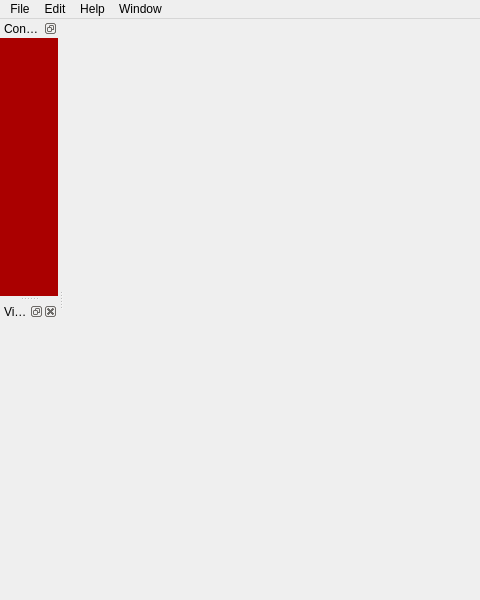
cowsed/PGACAD, file mainwindow.ui: the form before one commit; both pictures show x 0 to 480 and y 0 to 600 of the 800 by 600 pixel window.
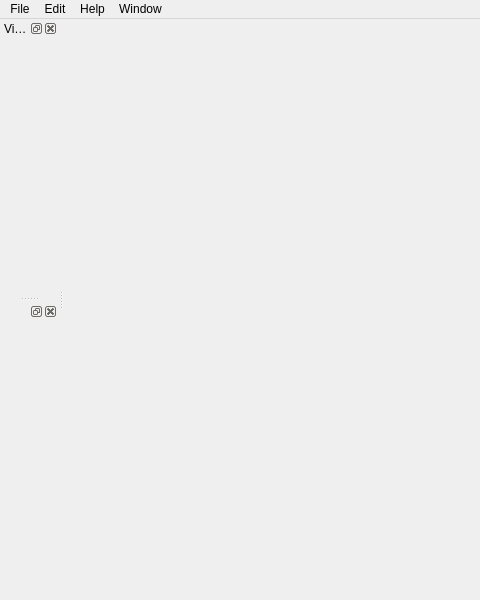
The form after the commit. Custom widgets are drawn as their Qt base class.

Commit message: Console ui exists now and yells that there's no commands supported yet

Diff of the .ui file:
```diff
--- a/mainwindow.ui
+++ b/mainwindow.ui
@@ -68,40 +68,6 @@
     <bool>false</bool>
    </property>
   </widget>
-  <widget class="QDockWidget" name="consoleDock">
-   <property name="sizePolicy">
-    <sizepolicy hsizetype="Expanding" vsizetype="Expanding">
-     <horstretch>0</horstretch>
-     <verstretch>0</verstretch>
-    </sizepolicy>
-   </property>
-   <property name="styleSheet">
-    <string notr="true">background-color:rgb(41, 62, 255)</string>
-   </property>
-   <property name="features">
-    <set>QDockWidget::DockWidgetFloatable|QDockWidget::DockWidgetMovable</set>
-   </property>
-   <property name="windowTitle">
-    <string>Console</string>
-   </property>
-   <attribute name="dockWidgetArea">
-    <number>1</number>
-   </attribute>
-   <widget class="Console" name="consoleDockContents">
-    <property name="sizePolicy">
-     <sizepolicy hsizetype="Expanding" vsizetype="Expanding">
-      <horstretch>0</horstretch>
-      <verstretch>0</verstretch>
-     </sizepolicy>
-    </property>
-    <property name="autoFillBackground">
-     <bool>false</bool>
-    </property>
-    <property name="styleSheet">
-     <string notr="true">background-color:rgb(170, 0, 0)</string>
-    </property>
-   </widget>
-  </widget>
   <widget class="QDockWidget" name="viewportDock">
    <property name="windowTitle">
     <string>Viewport</string>
@@ -111,6 +77,12 @@
    </attribute>
    <widget class="Viewport" name="viewportDockContents"/>
   </widget>
+  <widget class="QDockWidget" name="consoleDock">
+   <attribute name="dockWidgetArea">
+    <number>1</number>
+   </attribute>
+   <widget class="Console" name="consoleWidget"/>
+  </widget>
   <action name="actionOpen">
    <property name="text">
     <string>Open</string>
@@ -189,18 +161,18 @@
   </action>
  </widget>
  <customwidgets>
-  <customwidget>
-   <class>Console</class>
-   <extends>QWidget</extends>
-   <header>console.h</header>
-   <container>1</container>
-  </customwidget>
   <customwidget>
    <class>Viewport</class>
    <extends>QWidget</extends>
    <header>viewport.h</header>
    <container>1</container>
   </customwidget>
+  <customwidget>
+   <class>Console</class>
+   <extends>QWidget</extends>
+   <header>console.h</header>
+   <container>1</container>
+  </customwidget>
  </customwidgets>
  <resources/>
  <connections>
```
Left out of the diff: 25 changed lines with no effect on the pictures. The commit also changes 4 other files.
